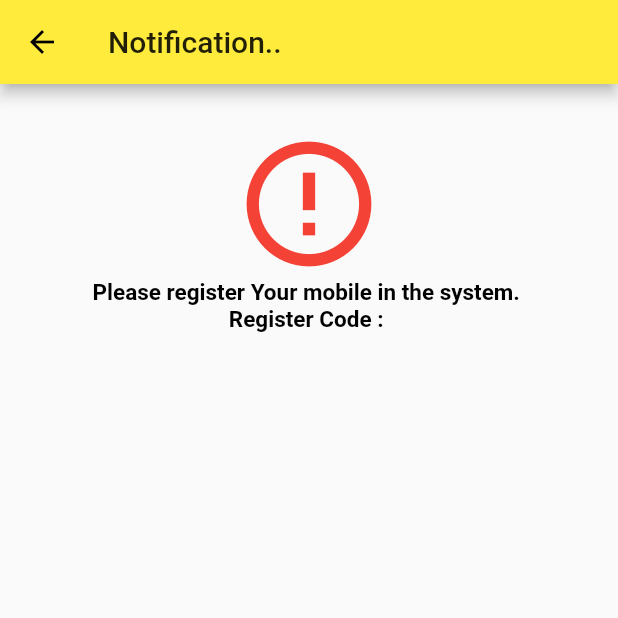
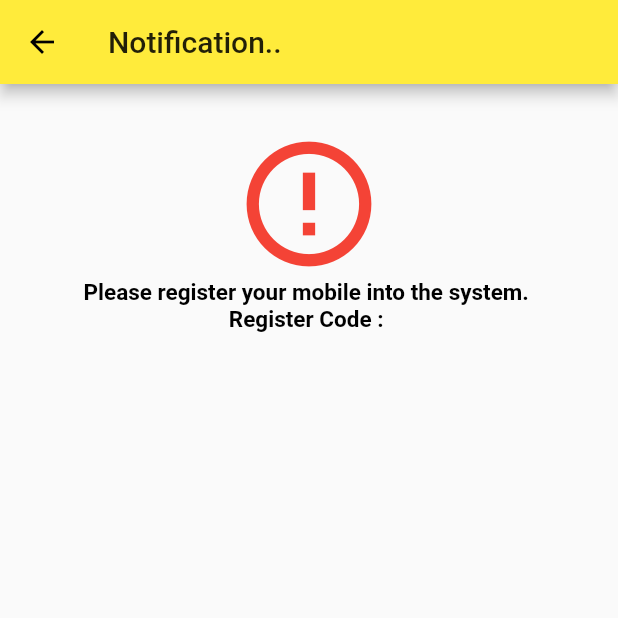
Before and after one commit to rofuth/keenapp, a Flutter app: the authMobileScreen screen opened by its route, on a phone screen of 412 x 824 dp, the top half of it. Run offline on Flutter 3.47's test engine with Material 2 defaults, Android fonts, the light colour scheme and no system bars; our stand-ins replace device_info, sembast, sqflite; missing offline and left inert: flutter_pdfview, sembast_sqflite; accounts and stored records are empty; network calls fail.

Commit message:
edit msg alert

```diff
--- a/lib/ui/authMobile.dart
+++ b/lib/ui/authMobile.dart
@@ -61,7 +61,7 @@ class _authMobileScreenState extends State<authMobileScreen> {
                 size: 100.0,
               ),
               Text(
-                'Please register Your mobile in the system. ',
+                'Please register your mobile into the system. ',
                 style: TextStyle(
                   fontWeight: FontWeight.bold,
                   color: Colors.black,
```
